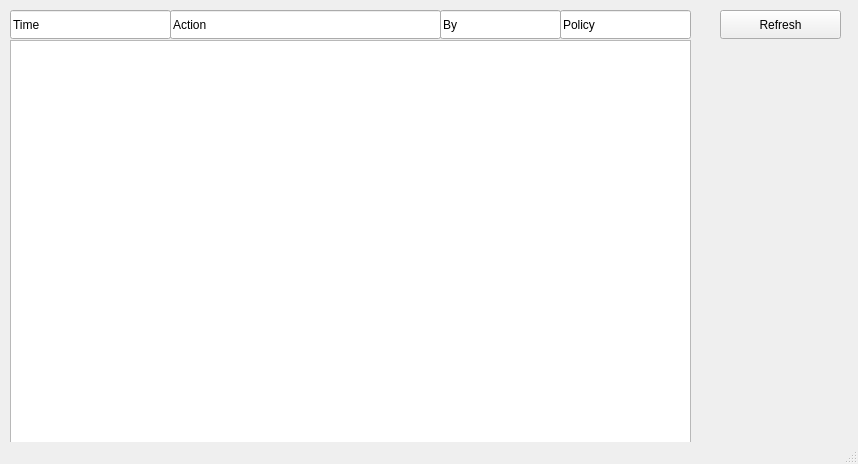
Old version of the form loginGUI/history.ui in the repository adiosko/mikrotik.
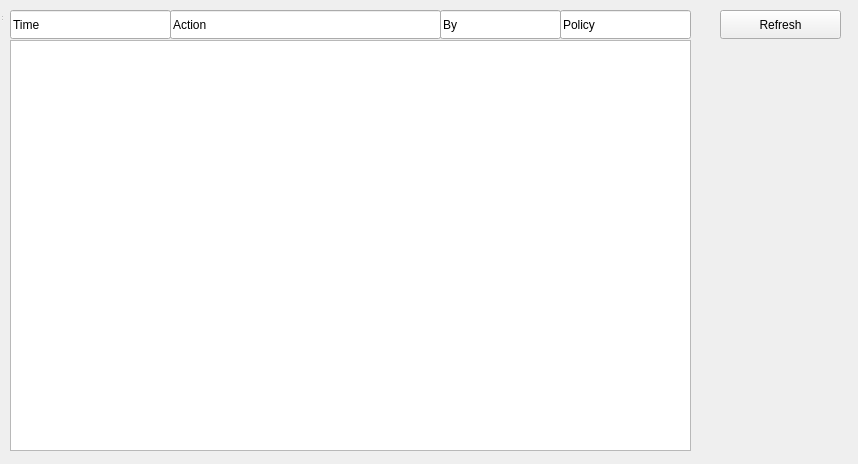
New version of the form.

```diff
--- a/loginGUI/history.ui
+++ b/loginGUI/history.ui
@@ -1,7 +1,7 @@
 <?xml version="1.0" encoding="UTF-8"?>
 <ui version="4.0">
  <class>MainWindow</class>
- <widget class="QMainWindow" name="MainWindow">
+ <widget class="QWidget" name="Form">
   <property name="windowModality">
    <enum>Qt::NonModal</enum>
   </property>
```
